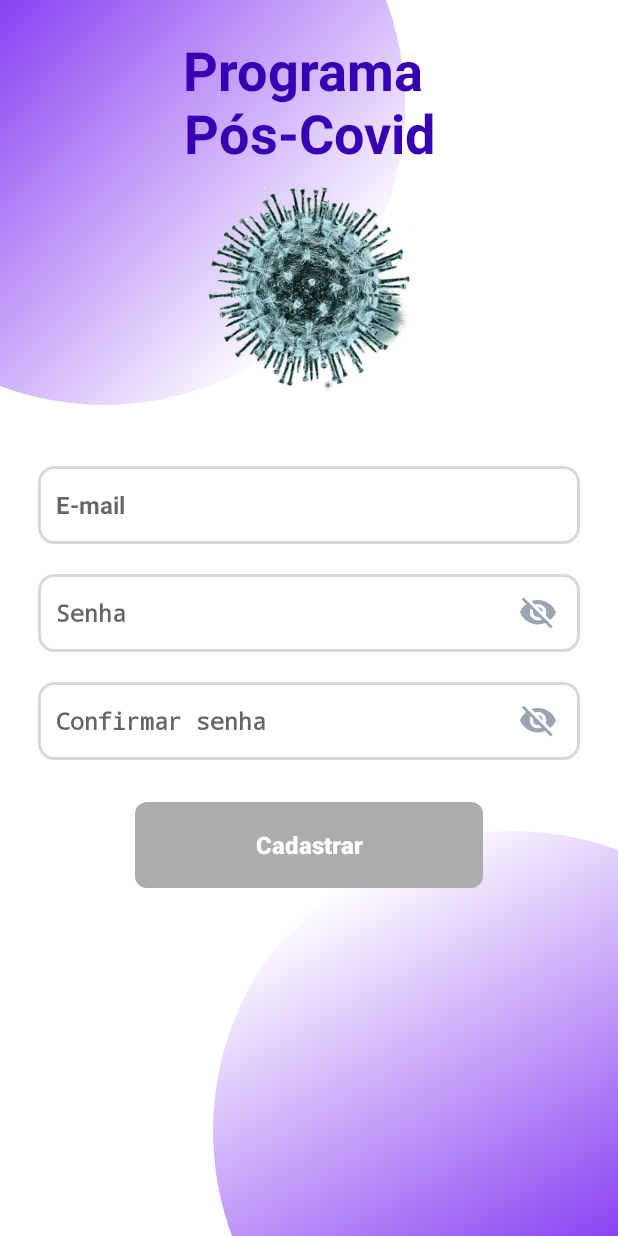
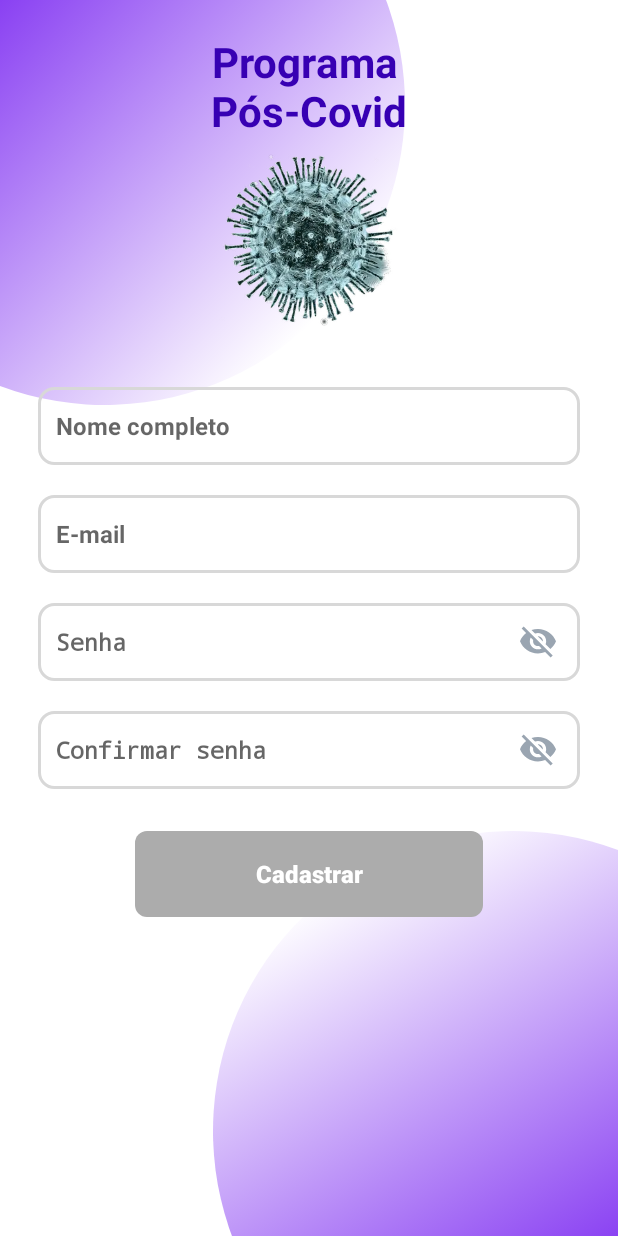
Before and after one commit to amandagsantos16/Pos-Covid-App, an Android app: the CadastrarLoginFragment screen opened through its navigation route, on a phone screen of 412 x 824 dp. Run offline under Robolectric (Android 15) with nearby library versions, the phone set to English and light mode, and no system bars; libraries missing offline, so code that uses them is left out: retrofit2.converter.jackson; 1 statement that could not run was skipped.

Commit message:
novos ajustes do fluxo de login

```diff
--- a/app/src/main/java/com/amanda/poscovid/api/client/PacienteWebClient.kt
+++ b/app/src/main/java/com/amanda/poscovid/api/client/PacienteWebClient.kt
@@ -11,6 +11,6 @@ class PacienteWebClient(tokenManager: ITokenPreferenceHelper, private val userMa
     private val service = retrofit.pacienteService
 
     fun getAgendamentos(retorno: (RespostaWebClient<List<Agendamento>>?) -> Unit) {
-        service.buscaAgendamentos(bearerToken(), userManager.id).executaRequest(retorno)
+        service.buscaAgendamentos(bearerToken(), userManager.pacienteId).executaRequest(retorno)
     }
 }
--- a/app/src/main/java/com/amanda/poscovid/api/service/PacienteService.kt
+++ b/app/src/main/java/com/amanda/poscovid/api/service/PacienteService.kt
@@ -2,13 +2,14 @@ package com.amanda.poscovid.api.service
 
 import com.amanda.poscovid.modelo.Agendamento
 import retrofit2.Call
+import retrofit2.http.GET
 import retrofit2.http.Header
 import retrofit2.http.POST
 import retrofit2.http.Query
 
 interface PacienteService {
 
-    @POST("api/pacientes/agendamentos")
+    @GET("api/pacientes/agendamentos")
     fun buscaAgendamentos(
         @Header("Authorization") authorization: String,
         @Query("pacienteId") pacienteId: String
--- a/app/src/main/java/com/amanda/poscovid/modelo/NovaConta.kt
+++ b/app/src/main/java/com/amanda/poscovid/modelo/NovaConta.kt
@@ -4,6 +4,7 @@ import com.fasterxml.jackson.annotation.JsonIgnoreProperties
 
 @JsonIgnoreProperties(ignoreUnknown = true)
 class NovaConta {
+    var nome: String? = String()
     var email: String? = String()
     var senha: String? = String()
     var senhaConfirmacao: String? = String()
--- a/app/src/main/java/com/amanda/poscovid/modelo/UsuarioToken.kt
+++ b/app/src/main/java/com/amanda/poscovid/modelo/UsuarioToken.kt
@@ -6,5 +6,7 @@ import java.io.Serializable
 @JsonIgnoreProperties(ignoreUnknown = true)
 class UsuarioToken: Serializable {
     var id: String? = String()
+    var pacienteId: String? = String()
+    var psicologoId: String? = String()
     var email: String? = String()
 }
--- a/app/src/main/java/com/amanda/poscovid/preferences/IUserPreferenceHelper.kt
+++ b/app/src/main/java/com/amanda/poscovid/preferences/IUserPreferenceHelper.kt
@@ -6,5 +6,9 @@ interface IUserPreferenceHelper {
 
     var id: String
 
+    var pacienteId: String
+
+    var psicologoId: String
+
     var email: String
 }
--- a/app/src/main/java/com/amanda/poscovid/ui/fragment/login/CadastrarLoginFragment.kt
+++ b/app/src/main/java/com/amanda/poscovid/ui/fragment/login/CadastrarLoginFragment.kt
@@ -81,6 +81,7 @@ class CadastrarLoginFragment : BaseAppFragment() {
     private fun instanciaConta(): NovaConta {
         return NovaConta().also {
             it.email = binding.cadastrarLoginEmail.text.toString()
+            it.nome = binding.cadastrarLoginNome.text.toString()
             it.senha = binding.cadastrarLoginSenha.text.toString()
             it.senhaConfirmacao = binding.cadastrarLoginSenhaConfirmar.text.toString()
         }
--- a/app/src/main/res/layout/fragment_cadastrar_login.xml
+++ b/app/src/main/res/layout/fragment_cadastrar_login.xml
@@ -15,7 +15,7 @@
         android:gravity="center"
         android:text="@string/programa_pos_covid"
         android:textColor="@color/colorPrimaryVariant"
-        android:textSize="36sp"
+        android:textSize="28sp"
         android:textStyle="bold"
         app:layout_constraintEnd_toEndOf="parent"
         app:layout_constraintStart_toStartOf="parent"
@@ -23,8 +23,8 @@
 
     <ImageView
         android:id="@+id/cadastrar_login_covid_imageView"
-        android:layout_width="150dp"
-        android:layout_height="150dp"
+        android:layout_width="125dp"
+        android:layout_height="125dp"
         android:layout_marginTop="8dp"
         android:scaleType="centerCrop"
         android:src="@drawable/image_virus"
@@ -33,18 +33,30 @@
         app:layout_constraintTop_toBottomOf="@id/cadastrar_login_name_textView" />
 
     <androidx.appcompat.widget.AppCompatEditText
+        android:id="@+id/cadastrar_login_nome"
+        style="@style/LoginEditText"
+        android:layout_width="0dp"
+        android:layout_height="52dp"
+        android:layout_marginHorizontal="25dp"
+        android:layout_marginTop="32dp"
+        android:hint="@string/nome_negrito"
+        android:inputType="text"
+        app:layout_constraintEnd_toEndOf="parent"
+        app:layout_constraintStart_toStartOf="parent"
+        app:layout_constraintTop_toBottomOf="@id/cadastrar_login_covid_imageView" />
+
+    <androidx.appcompat.widget.AppCompatEditText
         android:id="@+id/cadastrar_login_email"
         style="@style/LoginEditText"
         android:layout_width="0dp"
         android:layout_height="52dp"
         android:layout_marginHorizontal="25dp"
-        android:layout_marginTop="40dp"
+        android:layout_marginTop="20dp"
         android:hint="@string/email_negrito"
         android:inputType="textEmailAddress"
-        android:maxLength="25"
         app:layout_constraintEnd_toEndOf="parent"
         app:layout_constraintStart_toStartOf="parent"
-        app:layout_constraintTop_toBottomOf="@id/cadastrar_login_covid_imageView" />
+        app:layout_constraintTop_toBottomOf="@id/cadastrar_login_nome" />
 
     <androidx.appcompat.widget.AppCompatEditText
         android:id="@+id/cadastrar_login_senha"
@@ -120,9 +132,9 @@
         android:layout_width="0dp"
         android:layout_height="wrap_content"
         android:indeterminate="true"
-        android:visibility="gone"
         android:indeterminateTint="@color/colorPrimaryVariant"
         android:indeterminateTintMode="src_atop"
+        android:visibility="gone"
         app:layout_constraintEnd_toEndOf="parent"
         app:layout_constraintStart_toStartOf="parent"
         app:layout_constraintTop_toTopOf="parent"
```
Also changed, not shown: app/src/main/java/com/amanda/poscovid/preferences/UserPreferenceManager.kt (+14 -2 lines), app/src/main/java/com/amanda/poscovid/ui/viewModel/LoginViewModel.kt (+12 -0 lines).
